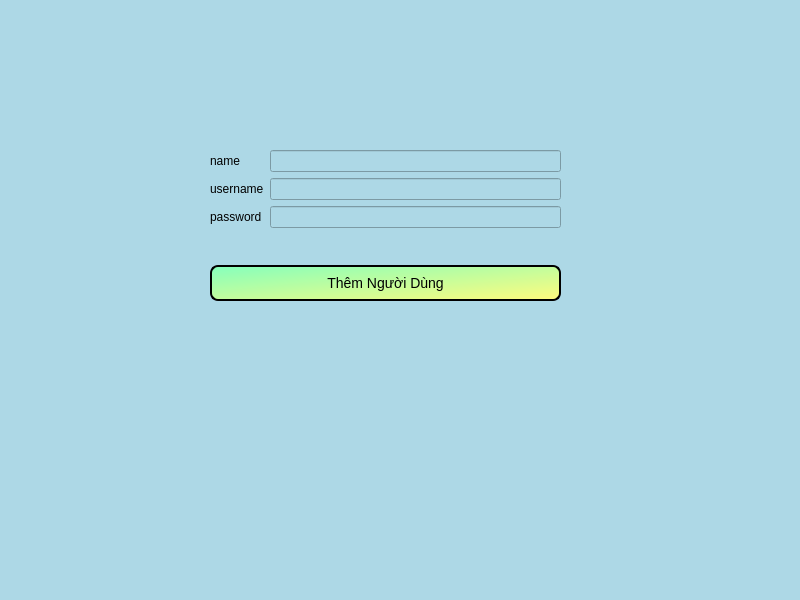
vinhnt21/PTI10, file review_json.ui: the form before one commit.
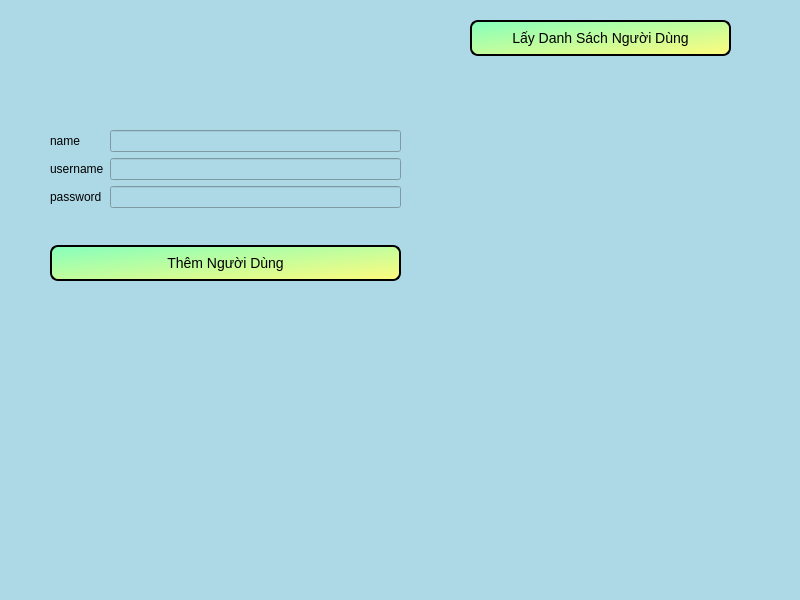
The form after the commit.

Commit message: Update UI layout and enhance button styles; modify user data in JSON

What changed in the file:
```diff
--- a/review_json.ui
+++ b/review_json.ui
@@ -14,14 +14,15 @@
    <string>MainWindow</string>
   </property>
   <property name="styleSheet">
-   <string notr="true">background: lightblue</string>
+   <string notr="true">background: lightblue;
+color: black</string>
   </property>
   <widget class="QWidget" name="centralwidget">
    <widget class="QWidget" name="verticalLayoutWidget">
     <property name="geometry">
      <rect>
-      <x>210</x>
-      <y>150</y>
+      <x>50</x>
+      <y>130</y>
       <width>351</width>
       <height>151</height>
      </rect>
@@ -86,6 +87,48 @@
      </item>
     </layout>
    </widget>
+   <widget class="QWidget" name="verticalLayoutWidget_2">
+    <property name="geometry">
+     <rect>
+      <x>470</x>
+      <y>20</y>
+      <width>261</width>
+      <height>331</height>
+     </rect>
+    </property>
+    <layout class="QVBoxLayout" name="verticalLayout_2">
+     <item>
+      <widget class="QPushButton" name="pushButton_2">
+       <property name="styleSheet">
+        <string notr="true">QPushButton {
+    background: qlineargradient(spread:pad, x1:0, y1:0, x2:1, y2:1, stop:0 #85FFBD, stop:1 #FFFB7D);
+    color: black;
+    border: 2px solid #000;
+    border-radius: 8px;
+    padding: 8px 12px;
+    font-size: 14px;
+}
+
+QPushButton:hover {
+    background: black;
+    color: white;
+}
+</string>
+       </property>
+       <property name="text">
+        <string>Lấy Danh Sách Người Dùng</string>
+       </property>
+      </widget>
+     </item>
+     <item>
+      <widget class="QLabel" name="label_4">
+       <property name="text">
+        <string/>
+       </property>
+      </widget>
+     </item>
+    </layout>
+   </widget>
   </widget>
   <widget class="QMenuBar" name="menubar">
    <property name="geometry">
```
The commit also changes 2 other files.
